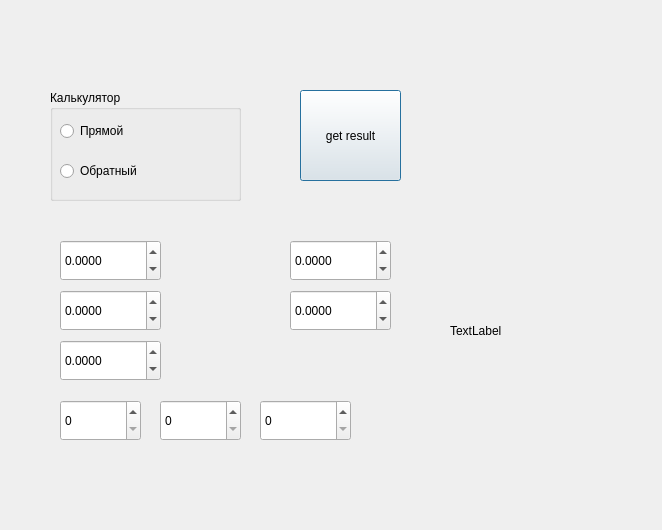
Old version of the form geocalculator.ui in the repository xzbey/calculator.
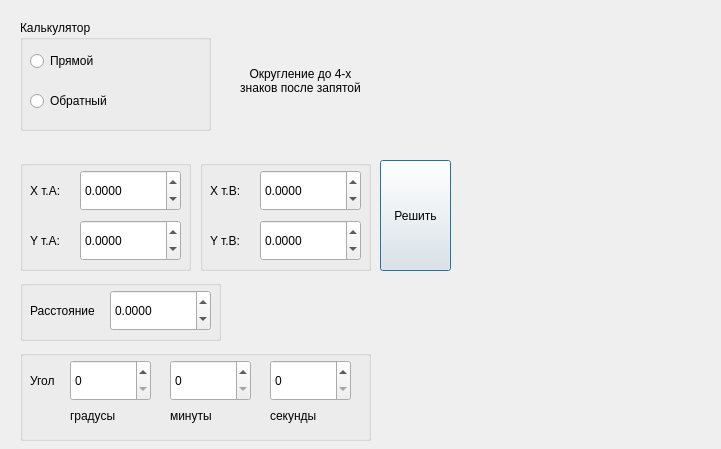
New version of the form.

```diff
--- a/geocalculator.ui
+++ b/geocalculator.ui
@@ -6,8 +6,8 @@
    <rect>
     <x>0</x>
     <y>0</y>
-    <width>662</width>
-    <height>530</height>
+    <width>721</width>
+    <height>449</height>
    </rect>
   </property>
   <property name="windowTitle">
@@ -16,8 +16,8 @@
   <widget class="QGroupBox" name="groupBox">
    <property name="geometry">
     <rect>
-     <x>50</x>
-     <y>90</y>
+     <x>20</x>
+     <y>20</y>
      <width>191</width>
      <height>111</height>
     </rect>
@@ -52,11 +52,164 @@
     </property>
    </widget>
   </widget>
+  <widget class="QPushButton" name="pB_get_result">
+   <property name="geometry">
+    <rect>
+     <x>380</x>
+     <y>160</y>
+     <width>71</width>
+     <height>111</height>
+    </rect>
+   </property>
+   <property name="text">
+    <string>Решить</string>
+   </property>
+  </widget>
+  <widget class="QLabel" name="label">
+   <property name="geometry">
+    <rect>
+     <x>470</x>
+     <y>160</y>
+     <width>221</width>
+     <height>111</height>
+    </rect>
+   </property>
+   <property name="text">
+    <string/>
+   </property>
+   <property name="alignment">
+    <set>Qt::AlignmentFlag::AlignCenter</set>
+   </property>
+   <property name="wordWrap">
+    <bool>true</bool>
+   </property>
+  </widget>
+  <widget class="QLabel" name="label_info">
+   <property name="geometry">
+    <rect>
+     <x>230</x>
+     <y>50</y>
+     <width>141</width>
+     <height>61</height>
+    </rect>
+   </property>
+   <property name="text">
+    <string>Округление до 4-х знаков после запятой</string>
+   </property>
+   <property name="alignment">
+    <set>Qt::AlignmentFlag::AlignCenter</set>
+   </property>
+   <property name="wordWrap">
+    <bool>true</bool>
+   </property>
+  </widget>
+  <widget class="QGroupBox" name="groupBox_2">
+   <property name="geometry">
+    <rect>
+     <x>200</x>
+     <y>160</y>
+     <width>171</width>
+     <height>111</height>
+    </rect>
+   </property>
+   <property name="title">
+    <string/>
+   </property>
+   <widget class="QLabel" name="label_yB">
+    <property name="geometry">
+     <rect>
+      <x>10</x>
+      <y>60</y>
+      <width>41</width>
+      <height>41</height>
+     </rect>
+    </property>
+    <property name="text">
+     <string>Y т.B:</string>
+    </property>
+   </widget>
+   <widget class="QDoubleSpinBox" name="spinBox_xB">
+    <property name="geometry">
+     <rect>
+      <x>60</x>
+      <y>10</y>
+      <width>101</width>
+      <height>41</height>
+     </rect>
+    </property>
+    <property name="decimals">
+     <number>4</number>
+    </property>
+    <property name="minimum">
+     <double>-20000000.000000000000000</double>
+    </property>
+    <property name="maximum">
+     <double>20000000.000000000000000</double>
+    </property>
+   </widget>
+   <widget class="QLabel" name="label_xB">
+    <property name="geometry">
+     <rect>
+      <x>10</x>
+      <y>10</y>
+      <width>41</width>
+      <height>41</height>
+     </rect>
+    </property>
+    <property name="text">
+     <string>X т.B:</string>
+    </property>
+   </widget>
+   <widget class="QDoubleSpinBox" name="spinBox_yB">
+    <property name="geometry">
+     <rect>
+      <x>60</x>
+      <y>60</y>
+      <width>101</width>
+      <height>41</height>
+     </rect>
+    </property>
+    <property name="decimals">
+     <number>4</number>
+    </property>
+    <property name="minimum">
+     <double>-20000000.000000000000000</double>
+    </property>
+    <property name="maximum">
+     <double>20000000.000000000000000</double>
+    </property>
+   </widget>
+  </widget>
+  <widget class="QGroupBox" name="groupBox_3">
+   <property name="geometry">
+    <rect>
+     <x>20</x>
+     <y>160</y>
+     <width>171</width>
+     <height>111</height>
+    </rect>
+   </property>
+   <property name="title">
+    <string/>
+   </property>
+   <widget class="QLabel" name="label_yA">
+    <property name="geometry">
+     <rect>
+      <x>10</x>
+      <y>60</y>
+      <width>41</width>
+      <height>41</height>
+     </rect>
+    </property>
+    <property name="text">
+     <string>Y т.А:</string>
+    </property>
+   </widget>
   <widget class="QDoubleSpinBox" name="spinBox_xA">
    <property name="geometry">
     <rect>
      <x>60</x>
-     <y>240</y>
+      <y>10</y>
      <width>101</width>
      <height>41</height>
     </rect>
@@ -75,7 +228,7 @@
    <property name="geometry">
     <rect>
      <x>60</x>
-     <y>290</y>
+      <y>60</y>
      <width>101</width>
      <height>41</height>
     </rect>
@@ -90,30 +243,63 @@
     <double>20000000.000000000000000</double>
    </property>
   </widget>
-  <widget class="QDoubleSpinBox" name="spinBox_S">
+   <widget class="QLabel" name="label_xA">
    <property name="geometry">
     <rect>
-     <x>60</x>
-     <y>340</y>
-     <width>101</width>
+      <x>10</x>
+      <y>10</y>
+      <width>41</width>
      <height>41</height>
     </rect>
    </property>
-   <property name="decimals">
-    <number>4</number>
-   </property>
-   <property name="minimum">
-    <double>-20000000.000000000000000</double>
+    <property name="text">
+     <string>X т.А:</string>
+    </property>
+   </widget>
+  </widget>
+  <widget class="QGroupBox" name="groupBox_4">
+   <property name="geometry">
+    <rect>
+     <x>20</x>
+     <y>350</y>
+     <width>351</width>
+     <height>91</height>
+    </rect>
    </property>
-   <property name="maximum">
-    <double>20000000.000000000000000</double>
+   <property name="title">
+    <string/>
+   </property>
+   <widget class="QLabel" name="label_sec">
+    <property name="geometry">
+     <rect>
+      <x>250</x>
+      <y>50</y>
+      <width>81</width>
+      <height>31</height>
+     </rect>
+    </property>
+    <property name="text">
+     <string>секунды</string>
+    </property>
+   </widget>
+   <widget class="QLabel" name="label_min">
+    <property name="geometry">
+     <rect>
+      <x>150</x>
+      <y>50</y>
+      <width>81</width>
+      <height>31</height>
+     </rect>
+    </property>
+    <property name="text">
+     <string>минуты</string>
    </property>
   </widget>
   <widget class="QSpinBox" name="spinBox_degrees">
    <property name="geometry">
     <rect>
-     <x>60</x>
-     <y>400</y>
+      <x>50</x>
+      <y>10</y>
      <width>81</width>
      <height>41</height>
     </rect>
@@ -122,25 +308,12 @@
     <number>359</number>
    </property>
   </widget>
-  <widget class="QSpinBox" name="spinBox_min">
-   <property name="geometry">
-    <rect>
-     <x>160</x>
-     <y>400</y>
-     <width>81</width>
-     <height>41</height>
-    </rect>
-   </property>
-   <property name="maximum">
-    <number>59</number>
-   </property>
-  </widget>
   <widget class="QSpinBox" name="spinBox_sec">
    <property name="geometry">
     <rect>
-     <x>260</x>
-     <y>400</y>
-     <width>91</width>
+      <x>250</x>
+      <y>10</y>
+      <width>81</width>
      <height>41</height>
     </rect>
    </property>
@@ -148,72 +321,90 @@
     <number>59</number>
    </property>
   </widget>
-  <widget class="QDoubleSpinBox" name="spinBox_xB">
+   <widget class="QSpinBox" name="spinBox_min">
    <property name="geometry">
     <rect>
-     <x>290</x>
-     <y>240</y>
-     <width>101</width>
+      <x>150</x>
+      <y>10</y>
+      <width>81</width>
      <height>41</height>
     </rect>
    </property>
-   <property name="decimals">
-    <number>4</number>
-   </property>
-   <property name="minimum">
-    <double>-20000000.000000000000000</double>
-   </property>
-   <property name="maximum">
-    <double>20000000.000000000000000</double>
-   </property>
-  </widget>
-  <widget class="QDoubleSpinBox" name="spinBox_yB">
+    <property name="maximum">
+     <number>59</number>
+    </property>
+   </widget>
+   <widget class="QLabel" name="label_gr">
+    <property name="geometry">
+     <rect>
+      <x>50</x>
+      <y>50</y>
+      <width>81</width>
+      <height>31</height>
+     </rect>
+    </property>
+    <property name="text">
+     <string>градусы</string>
+    </property>
+   </widget>
+   <widget class="QLabel" name="label_degree">
    <property name="geometry">
     <rect>
-     <x>290</x>
-     <y>290</y>
-     <width>101</width>
+      <x>10</x>
+      <y>10</y>
+      <width>31</width>
      <height>41</height>
     </rect>
    </property>
-   <property name="decimals">
-    <number>4</number>
-   </property>
-   <property name="minimum">
-    <double>-20000000.000000000000000</double>
+    <property name="text">
+     <string>Угол</string>
+    </property>
+   </widget>
+  </widget>
+  <widget class="QGroupBox" name="groupBox_5">
+   <property name="geometry">
+    <rect>
+     <x>20</x>
+     <y>280</y>
+     <width>201</width>
+     <height>61</height>
+    </rect>
    </property>
-   <property name="maximum">
-    <double>20000000.000000000000000</double>
+   <property name="title">
+    <string/>
    </property>
-  </widget>
-  <widget class="QPushButton" name="pB_get_result">
+   <widget class="QLabel" name="label_S">
    <property name="geometry">
     <rect>
-     <x>300</x>
-     <y>90</y>
-     <width>101</width>
-     <height>91</height>
+      <x>10</x>
+      <y>10</y>
+      <width>71</width>
+      <height>41</height>
     </rect>
    </property>
    <property name="text">
-    <string>get result</string>
-   </property>
-  </widget>
-  <widget class="QLabel" name="label">
+     <string>Расстояние</string>
+    </property>
+   </widget>
+   <widget class="QDoubleSpinBox" name="spinBox_S">
    <property name="geometry">
     <rect>
-     <x>450</x>
-     <y>270</y>
-     <width>171</width>
-     <height>121</height>
-    </rect>
-   </property>
-   <property name="text">
-    <string>TextLabel</string>
-   </property>
-   <property name="wordWrap">
-    <bool>true</bool>
-   </property>
+      <x>90</x>
+      <y>10</y>
+      <width>101</width>
+      <height>41</height>
+     </rect>
+    </property>
+    <property name="decimals">
+     <number>4</number>
+    </property>
+    <property name="minimum">
+     <double>-20000000.000000000000000</double>
+    </property>
+    <property name="maximum">
+     <double>20000000.000000000000000</double>
+    </property>
+   </widget>
   </widget>
  </widget>
  <resources/>
```
Lines whose indentation alone changed are shown as unchanged.
